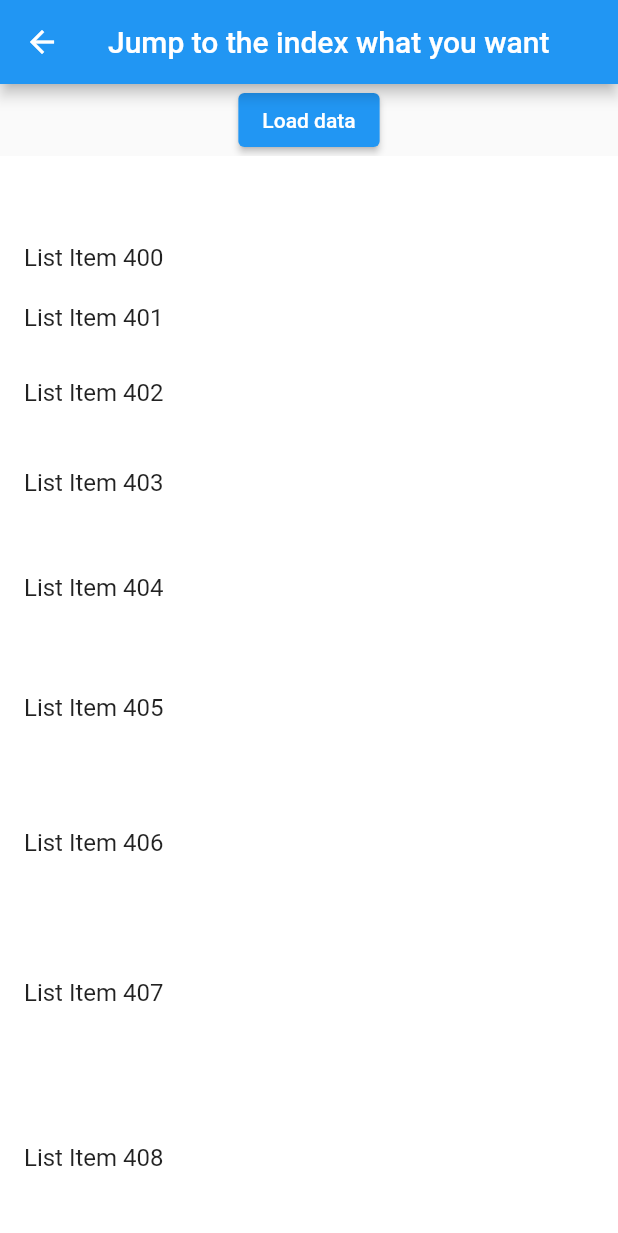
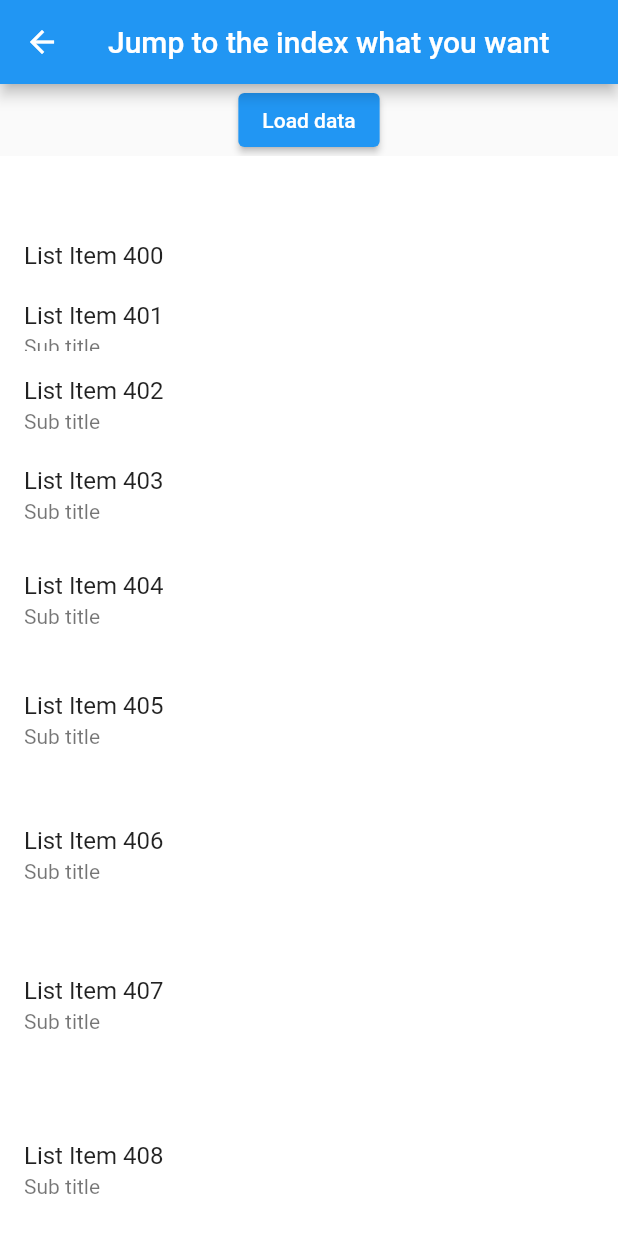
Before and after one commit to robert-luoqing/flutter_list_view, a Flutter app: the InitJumpAfterLoadDataPage screen opened by its route, after a tap on "Load data", on a phone screen of 412 x 824 dp. Shown: the top 1233 px of the screen. Run offline on Flutter 3.47's test engine with Material 2 defaults, Android fonts, the phone set to English and light mode, and no system bars; our stand-ins replace pull_to_refresh.

Commit message:
Update init_jump_after_loaddata.dart

```diff
--- a/example/lib/init_jump_after_loaddata.dart
+++ b/example/lib/init_jump_after_loaddata.dart
@@ -49,9 +49,13 @@ class _InitJumpAfterLoadDataPageState extends State<InitJumpAfterLoadDataPage> {
                 return Container(
                   height: 40 + (index % 10) * 10,
                   color: Colors.white,
-                  child: ListTile(title: Text('List Item ${data[index]}')),
+                  child: ListTile(
+                    title: Text('List Item ${data[index]}'),
+                    subtitle:const Text("Sub title"),
+                  ),
                 );
               },
+              preferItemHeight: 200,
               childCount: data.length,
               initIndex: 400,
               initOffset: 40,
```
